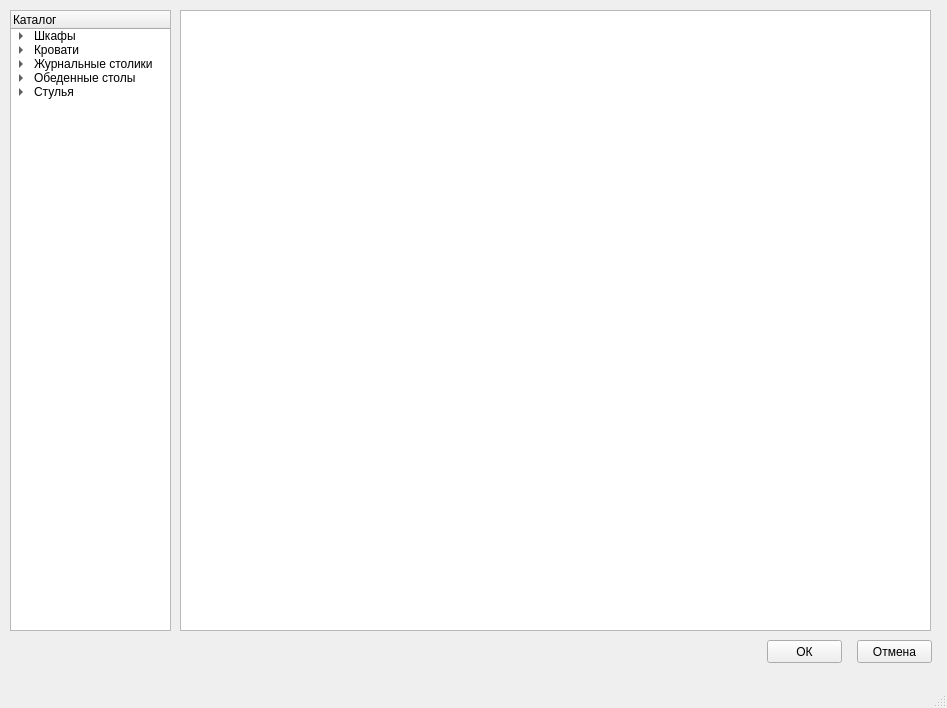
Qt form SceneRedactorForm.ui (DenisBabarykin/InteriorRedactor) before a commit.
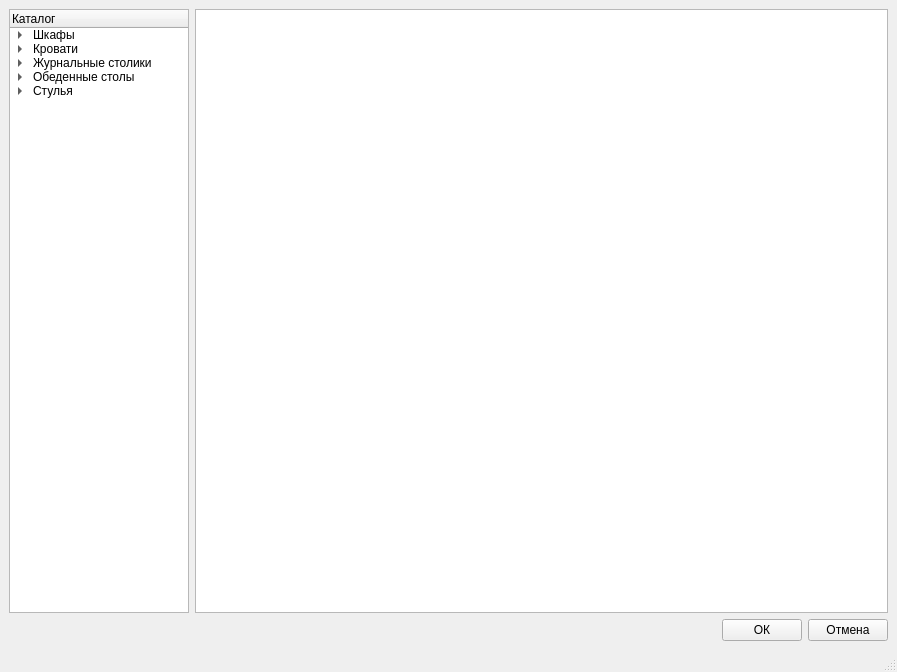
The same form after that commit.

Commit message: Виджеты на главной форме и форме редактора сцены скомпонованы, установлены ограничения для окон.

What changed in the file:
```diff
--- a/SceneRedactorForm.ui
+++ b/SceneRedactorForm.ui
@@ -6,32 +6,40 @@
    <rect>
     <x>0</x>
     <y>0</y>
-    <width>947</width>
-    <height>708</height>
+    <width>897</width>
+    <height>672</height>
    </rect>
   </property>
+  <property name="minimumSize">
+   <size>
+    <width>560</width>
+    <height>430</height>
+   </size>
+  </property>
   <property name="windowTitle">
    <string>Редактор сцены</string>
   </property>
   <widget class="QWidget" name="centralwidget">
-   <widget class="QGraphicsView" name="grvwScheme">
-    <property name="geometry">
-     <rect>
-      <x>180</x>
-      <y>10</y>
-      <width>751</width>
-      <height>621</height>
-     </rect>
-    </property>
-   </widget>
+   <layout class="QGridLayout" name="gridLayout">
+    <item row="0" column="0">
    <widget class="QTreeWidget" name="trwdgCatalog">
-    <property name="geometry">
-     <rect>
-      <x>10</x>
-      <y>10</y>
-      <width>161</width>
-      <height>621</height>
-     </rect>
+      <property name="sizePolicy">
+       <sizepolicy hsizetype="Preferred" vsizetype="Expanding">
+        <horstretch>0</horstretch>
+        <verstretch>0</verstretch>
+       </sizepolicy>
+      </property>
+      <property name="minimumSize">
+       <size>
+        <width>180</width>
+        <height>0</height>
+       </size>
+      </property>
+      <property name="maximumSize">
+       <size>
+        <width>180</width>
+        <height>16777215</height>
+       </size>
     </property>
     <property name="headerHidden">
      <bool>false</bool>
@@ -162,32 +170,50 @@
      </item>
     </item>
    </widget>
+    </item>
+    <item row="0" column="1" colspan="3">
+     <widget class="QGraphicsView" name="grvwScheme"/>
+    </item>
+    <item row="1" column="0" colspan="2">
+     <spacer name="horizontalSpacer">
+      <property name="orientation">
+       <enum>Qt::Horizontal</enum>
+      </property>
+      <property name="sizeHint" stdset="0">
+       <size>
+        <width>714</width>
+        <height>20</height>
+       </size>
+      </property>
+     </spacer>
+    </item>
+    <item row="1" column="2">
    <widget class="QPushButton" name="btnOk">
-    <property name="geometry">
-     <rect>
-      <x>767</x>
-      <y>640</y>
-      <width>75</width>
-      <height>23</height>
-     </rect>
+      <property name="sizePolicy">
+       <sizepolicy hsizetype="Fixed" vsizetype="Fixed">
+        <horstretch>0</horstretch>
+        <verstretch>0</verstretch>
+       </sizepolicy>
     </property>
     <property name="text">
      <string>ОК</string>
     </property>
    </widget>
+    </item>
+    <item row="1" column="3">
    <widget class="QPushButton" name="btnCancel">
-    <property name="geometry">
-     <rect>
-      <x>857</x>
-      <y>640</y>
-      <width>75</width>
-      <height>23</height>
-     </rect>
+      <property name="sizePolicy">
+       <sizepolicy hsizetype="Fixed" vsizetype="Fixed">
+        <horstretch>0</horstretch>
+        <verstretch>0</verstretch>
+       </sizepolicy>
     </property>
     <property name="text">
      <string>Отмена</string>
     </property>
    </widget>
+    </item>
+   </layout>
   </widget>
   <widget class="QMenuBar" name="menubar">
    <property name="geometry">
```
Left out of the diff: 2 changed lines with no effect on the pictures. Lines whose indentation alone changed are shown as unchanged. The commit also changes 1 other file.
